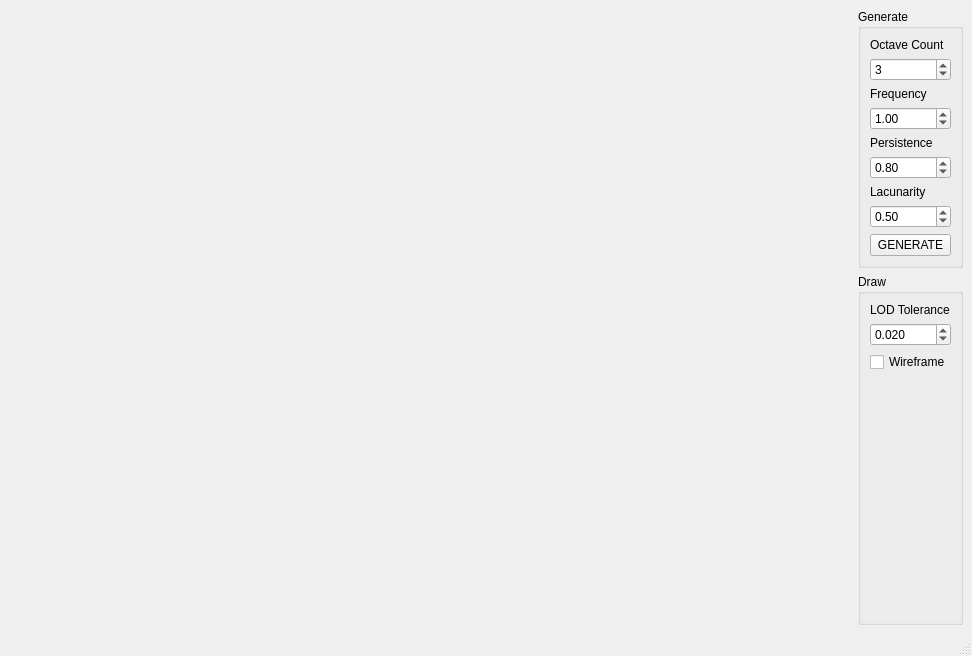
BenCarey88/TerrainGeneration, file TerrainGeneration/ui/MainWindow.ui: the form before one commit.
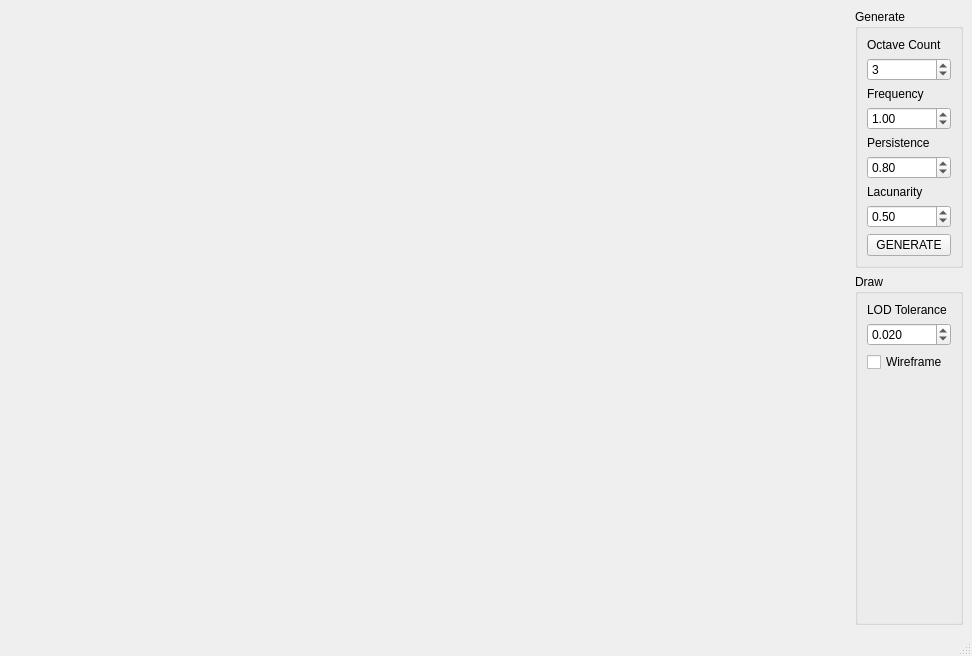
The form after the commit.

```diff
--- a/TerrainGeneration/ui/MainWindow.ui
+++ b/TerrainGeneration/ui/MainWindow.ui
@@ -24,10 +24,10 @@
        <item row="5" column="0">
         <widget class="QDoubleSpinBox" name="m_persistence">
          <property name="minimum">
-          <double>-20.000000000000000</double>
+          <double>0.000000000000000</double>
          </property>
          <property name="maximum">
-          <double>20.000000000000000</double>
+          <double>1.000000000000000</double>
          </property>
          <property name="singleStep">
           <double>0.100000000000000</double>
@@ -100,6 +100,9 @@
        </item>
        <item row="7" column="0">
         <widget class="QDoubleSpinBox" name="m_lacunarity">
+         <property name="maximum">
+          <double>1000.000000000000000</double>
+         </property>
          <property name="singleStep">
           <double>0.100000000000000</double>
          </property>
@@ -135,6 +138,9 @@
          <property name="decimals">
           <number>3</number>
          </property>
+         <property name="maximum">
+          <double>10000.000000000000000</double>
+         </property>
          <property name="singleStep">
           <double>0.010000000000000</double>
          </property>
```
Left out of the diff: 4 changed lines with no effect on the pictures.
